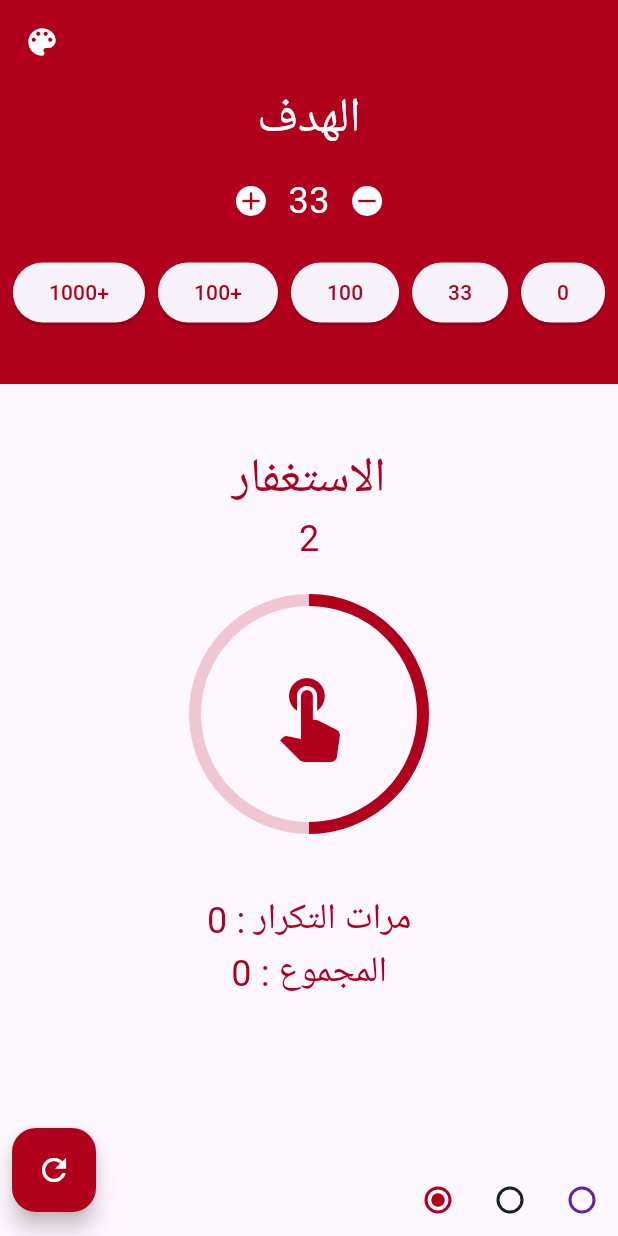
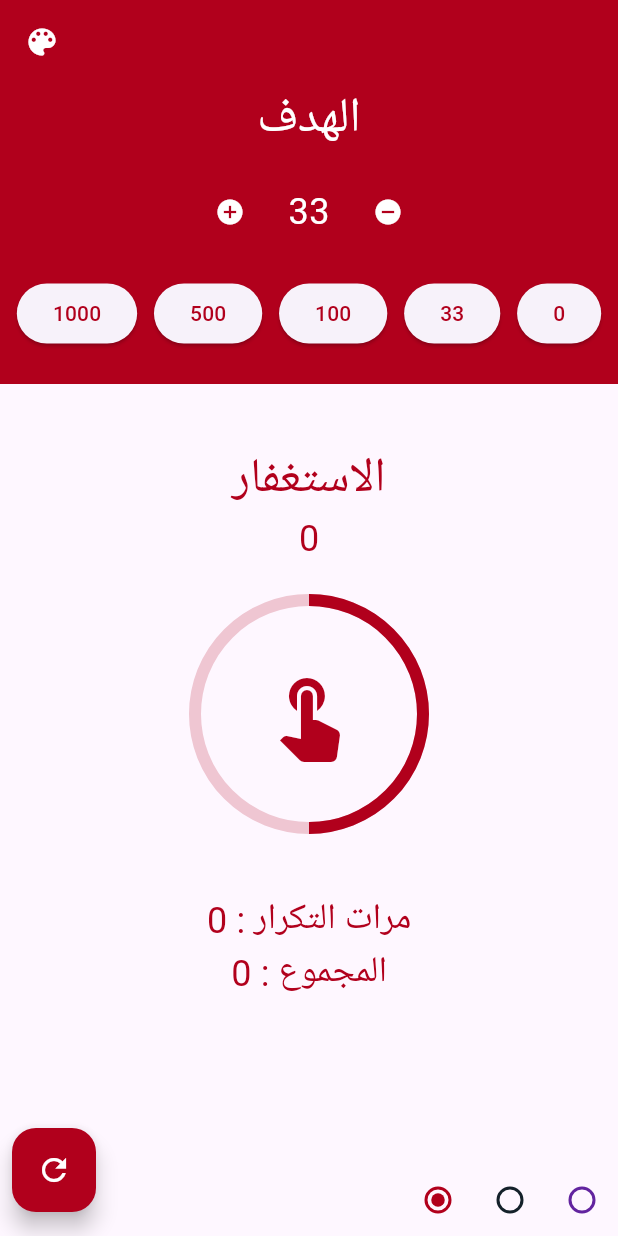
Before and after one commit to faisal-abdelnase/sub7a, a Flutter app: the screen it shows after launch, on a phone screen of 412 x 824 dp. Run offline on Flutter 3.47's test engine with Material 3 defaults, Android fonts, the phone set to English and light mode, and no system bars; drawn by our look-alikes of percent_indicator; our stand-ins replace audioplayers, bloc, flutter_bloc.

Commit message:
Turn on the counter

```diff
--- a/lib/Features/count/presentation/manager/cubit/store_count_cubit.dart
+++ b/lib/Features/count/presentation/manager/cubit/store_count_cubit.dart
@@ -9,4 +9,6 @@ class StoreCountCubit extends Cubit<StoreCountState> {
   StoreCountCubit() : super(StoreCountInitial());
 
   Color currentColor = red;
+  int score = 0;
+  int count = 0;
 }
--- a/lib/Features/count/presentation/view/widgets/contaner_for_score.dart
+++ b/lib/Features/count/presentation/view/widgets/contaner_for_score.dart
@@ -1,9 +1,11 @@
 import 'package:flutter/material.dart';
+import 'package:flutter_bloc/flutter_bloc.dart';
+import 'package:sub7a/Features/count/presentation/manager/cubit/store_count_cubit.dart';
 import 'package:sub7a/Features/count/presentation/view/widgets/custom_button.dart';
 import 'package:sub7a/Features/count/presentation/view/widgets/custom_icon.dart';
 
 
-class ContanerForScore extends StatelessWidget {
+class ContanerForScore extends StatefulWidget {
   const ContanerForScore({
     super.key, required this.currentColor,
   });
@@ -11,12 +13,19 @@ class ContanerForScore extends StatelessWidget {
   final Color currentColor;
 
   @override
+  State<ContanerForScore> createState() => _ContanerForScoreState();
+}
+
+class _ContanerForScoreState extends State<ContanerForScore> {
+
+  int score = 33;
+  @override
   Widget build(BuildContext context) {
     return Container(
       width: MediaQuery.of(context).size.width,
       height: 200,
       decoration: BoxDecoration(
-        color: currentColor
+        color: widget.currentColor
       ),
       child:  Column(
         children: [
@@ -34,14 +43,24 @@ class ContanerForScore extends StatelessWidget {
             Row(
             mainAxisAlignment: MainAxisAlignment.center,
             children: [
-              CustomIcon(iconData: Icons.add, currentColor: currentColor,),
+              CustomIcon(
+                iconData: Icons.add_circle,
+                onPressed: () {
+                  score++;
+                  print('------------------------$score--------------');
+                  setState(() {
+                    BlocProvider.of<StoreCountCubit>(context).score = score;
+                    BlocProvider.of<StoreCountCubit>(context).count = 0;
+                  });
+                },
+                ),
 
               const SizedBox(
                 width: 15,
               ),
 
-              const Text("33",
-              style: TextStyle(
+              Text(score.toString(),
+              style: const TextStyle(
                 color: Colors.white,
                 fontSize: 24
               ),),
@@ -50,7 +69,15 @@ class ContanerForScore extends StatelessWidget {
                 width: 15,
               ),
 
-              CustomIcon(iconData: Icons.remove, currentColor: currentColor,),
+              CustomIcon(
+                iconData: Icons.remove_circle,
+                onPressed: () {
+                  score--;
+                  setState(() {
+                    BlocProvider.of<StoreCountCubit>(context).score = score;
+                    BlocProvider.of<StoreCountCubit>(context).count = 0;
+                  });
+                },),
             ],
           ),
 
@@ -61,11 +88,11 @@ class ContanerForScore extends StatelessWidget {
           Row(
             mainAxisAlignment: MainAxisAlignment.spaceEvenly,
             children: [
-              CustomButton(score: "1000+", currentColor: currentColor,),
-              CustomButton(score: "100+", currentColor: currentColor,),
-              CustomButton(score: "100", currentColor: currentColor,),
-              CustomButton(score: "33", currentColor: currentColor,),
-              CustomButton(score: "0", currentColor: currentColor,),
+              CustomButton(score: "1000", currentColor: widget.currentColor,),
+              CustomButton(score: "500", currentColor: widget.currentColor,),
+              CustomButton(score: "100", currentColor: widget.currentColor,),
+              CustomButton(score: "33", currentColor: widget.currentColor,),
+              CustomButton(score: "0", currentColor: widget.currentColor,),
             ],
           )
         ],
--- a/lib/Features/count/presentation/view/widgets/custom_button.dart
+++ b/lib/Features/count/presentation/view/widgets/custom_button.dart
@@ -1,9 +1,12 @@
 import 'package:flutter/material.dart';
-
+import 'package:flutter_bloc/flutter_bloc.dart';
+import 'package:sub7a/Features/count/presentation/manager/cubit/store_count_cubit.dart';
 
 class CustomButton extends StatelessWidget {
   const CustomButton({
-    super.key, required this.score, required this.currentColor,
+    super.key,
+    required this.score,
+    required this.currentColor,
   });
 
   final String score;
@@ -11,14 +14,19 @@ class CustomButton extends StatelessWidget {
 
   @override
   Widget build(BuildContext context) {
-    return ElevatedButton(
-      style: ElevatedButton.styleFrom(
-        minimumSize: const Size(10, 40)
-      ),
-      onPressed: (){},
-      child: Text(score,
-      style: TextStyle(
-        color: currentColor
-      ),));
+    return BlocBuilder<StoreCountCubit, StoreCountState>(
+      builder: (context, state) {
+        return ElevatedButton(
+            style: ElevatedButton.styleFrom(minimumSize: const Size(10, 40)),
+            onPressed: () {
+              BlocProvider.of<StoreCountCubit>(context).score = int.parse(score);
+              BlocProvider.of<StoreCountCubit>(context).count = 0;
+            },
+            child: Text(
+              score,
+              style: TextStyle(color: currentColor),
+            ));
+      },
+    );
   }
 }
--- a/lib/Features/count/presentation/view/widgets/custom_circular_percent_indicator.dart
+++ b/lib/Features/count/presentation/view/widgets/custom_circular_percent_indicator.dart
@@ -1,8 +1,10 @@
 import 'package:flutter/material.dart';
+import 'package:flutter_bloc/flutter_bloc.dart';
 import 'package:percent_indicator/circular_percent_indicator.dart';
+import 'package:sub7a/Features/count/presentation/manager/cubit/store_count_cubit.dart';
 
 
-class CustomCircularPercentIndicator extends StatelessWidget {
+class CustomCircularPercentIndicator extends StatefulWidget {
   const CustomCircularPercentIndicator({
     super.key, required this.currentColor,
   });
@@ -10,24 +12,51 @@ class CustomCircularPercentIndicator extends StatelessWidget {
   final Color currentColor;
 
   @override
+  State<CustomCircularPercentIndicator> createState() => _CustomCircularPercentIndicatorState();
+}
+
+class _CustomCircularPercentIndicatorState extends State<CustomCircularPercentIndicator> {
+
+  int count = 0;
+  @override
   Widget build(BuildContext context) {
     return CircularPercentIndicator(
       radius: 80,
       percent: .5,
       lineWidth: 8,
-      progressColor: currentColor,
-      backgroundColor: currentColor.withOpacity(0.2),
-      center: Icon(
-    Icons.touch_app,
-    size: 64,
-    color: currentColor,
+      progressColor: widget.currentColor,
+      backgroundColor: widget.currentColor.withOpacity(0.2),
+      center: IconButton(
+        onPressed: () {
+          count = BlocProvider.of<StoreCountCubit>(context).count;
+          int score = BlocProvider.of<StoreCountCubit>(context).score;
+
+          if(count < score){
+
+            count++;
+          setState(() {
+            BlocProvider.of<StoreCountCubit>(context).count = count;
+          });
+          }
+
+          else{
+            count = score;
+            setState(() {
+
+            });
+          }
+
+        },
+      icon:  Icon(Icons.touch_app,
+      size: 64,
+      color: widget.currentColor,)
     ),
 
     header: Padding(
       padding: const EdgeInsets.only(bottom: 20),
-      child: Text("2",
+      child: Text(count.toString(),
               style: TextStyle(
-      color: currentColor,
+      color: widget.currentColor,
       fontSize: 24
               ),),
     ),
--- a/lib/Features/count/presentation/view/widgets/custom_icon.dart
+++ b/lib/Features/count/presentation/view/widgets/custom_icon.dart
@@ -3,30 +3,20 @@ import 'package:flutter/material.dart';
 
 class CustomIcon extends StatelessWidget {
   const CustomIcon({
-    super.key, required this.iconData, required this.currentColor,
+    super.key, required this.iconData,  this.onPressed,
   });
 
   final IconData iconData;
-  final Color currentColor;
+
+  final void Function()? onPressed;
 
   @override
   Widget build(BuildContext context) {
-    return GestureDetector(
-      onTap: () {
-
-      },
-      child: Container(
-        height: 20,
-        width: 20,
-        decoration: BoxDecoration(
-          color: Colors.white,
-          borderRadius: BorderRadius.circular(40)
-        ),
-        child: Icon(iconData,
-        color: currentColor,
-        size: 20,
-        ),
-      ),
+    return IconButton(
+      onPressed: onPressed,
+    icon: Icon(iconData,
+    color: Colors.white,
+    size: 20,)
     );
   }
 }
```
